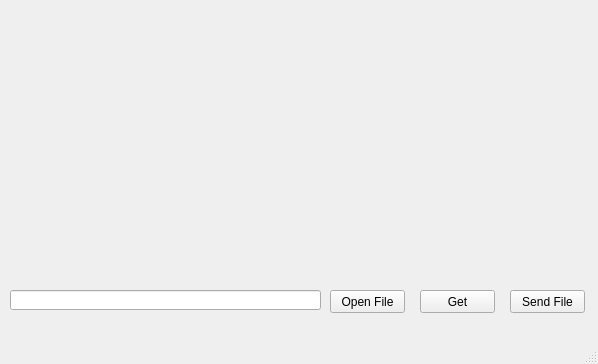
Above: mainwindow.ui from jonaestrella05/UG_Cloud before the change. Below: the same form after it.
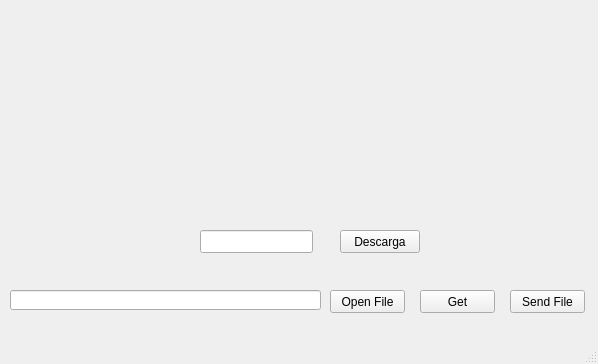
That is the form after the change.

Commit message: descarga de archivos lista

The edit to the form file:
```diff
--- a/mainwindow.ui
+++ b/mainwindow.ui
@@ -63,6 +63,29 @@
      </rect>
     </property>
    </widget>
+   <widget class="QPushButton" name="btnDownload">
+    <property name="geometry">
+     <rect>
+      <x>340</x>
+      <y>230</y>
+      <width>80</width>
+      <height>23</height>
+     </rect>
+    </property>
+    <property name="text">
+     <string>Descarga</string>
+    </property>
+   </widget>
+   <widget class="QLineEdit" name="tbxDownload">
+    <property name="geometry">
+     <rect>
+      <x>200</x>
+      <y>230</y>
+      <width>113</width>
+      <height>23</height>
+     </rect>
+    </property>
+   </widget>
   </widget>
   <widget class="QMenuBar" name="menubar">
    <property name="geometry">
```
Left out of the diff: 2 changed lines with no effect on the pictures. The commit also changes 3 other files.
